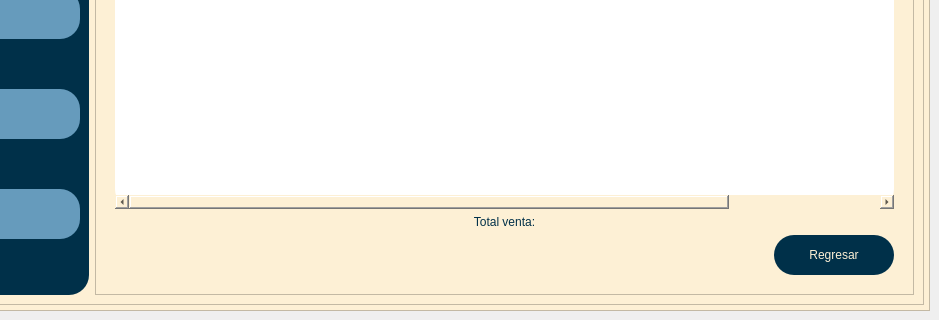
Qt form carniceria.ui (CarlosEOrt/freshMeatSoft) before a commit; both pictures show x 236 to 1175 and y 366 to 686 of the 1175 by 686 pixel window.
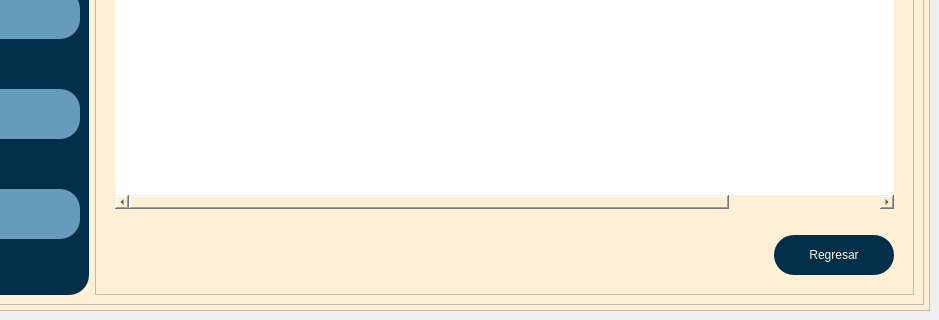
The same form after that commit. The open tabs and pages were chosen to show the change. Icons and pictures are not drawn.

```diff
--- a/carniceria.ui
+++ b/carniceria.ui
@@ -1264,7 +1264,7 @@
                     <item>
                      <widget class="QLabel" name="label_21">
                       <property name="text">
-                       <string>Total venta:</string>
+                       <string/>
                       </property>
                       <property name="alignment">
                        <set>Qt::AlignCenter</set>
```
Left out of the diff: 13 changed lines with no effect on the pictures.
